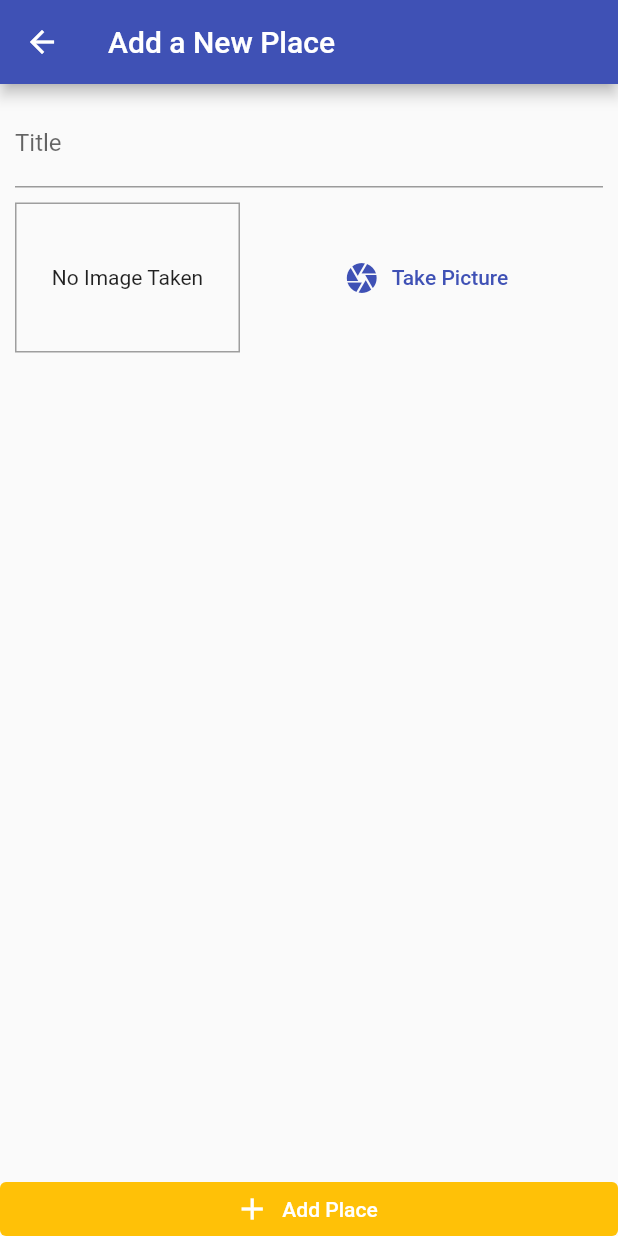
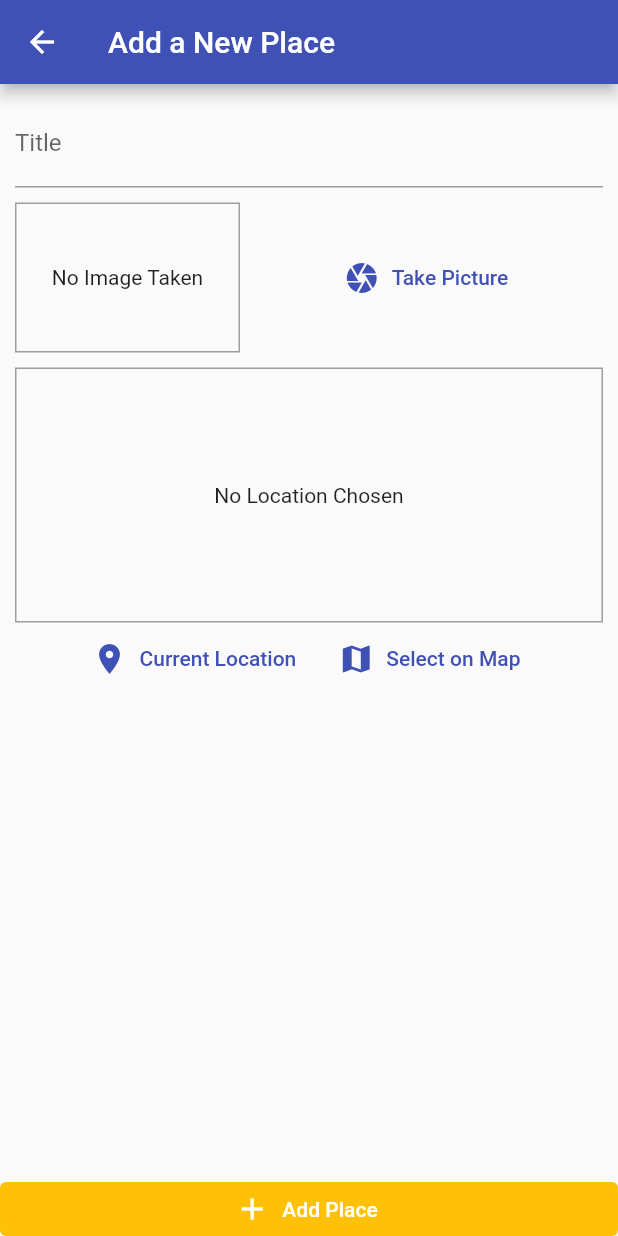
Before and after one commit to daopmdean/the-places, a Flutter app: the AddPlaceScreen screen opened by its route, on a phone screen of 412 x 824 dp. Run offline on Flutter 3.47's test engine with Material 2 defaults, Android fonts, the light colour scheme and no system bars; our stand-ins replace image_picker, location, sqflite; accounts and stored records are empty.

Commit message:
choose current location

```diff
--- /dev/null
+++ b/lib/helper/location_helper.dart
@@ -0,0 +1,13 @@
+import 'dart:io';
+
+final GOOGLE_API_KEY = Platform.environment['GOOGLE_API_KEY'];
+// String.fromEnvironment('GOOGLE_API_KEY');
+
+class LocationHelper {
+  static String getCurrentLocation({
+    required double lat,
+    required double long,
+  }) {
+    return 'https://maps.googleapis.com/maps/api/staticmap?center=&$lat,$long&zoom=14&size=600x300&maptype=roadmap&markers=color:red%7Clabel:H%7C$lat,$long&key=$GOOGLE_API_KEY';
+  }
+}
--- /dev/null
+++ b/lib/helper/secret.dart
@@ -0,0 +1 @@
+// 'AIzaSyAzM20vwcknz5eEQtvr1rOQkYTEGiV2v2E';
--- a/lib/screen/add_place_screen.dart
+++ b/lib/screen/add_place_screen.dart
@@ -4,6 +4,7 @@ import 'package:flutter/material.dart';
 import 'package:provider/provider.dart';
 import 'package:the_places/provider/great_places.dart';
 import 'package:the_places/widget/image_input.dart';
+import 'package:the_places/widget/location_input.dart';
 
 class AddPlaceScreen extends StatefulWidget {
   static const routeName = '/add-place';
@@ -50,10 +51,12 @@ class _AddPlaceScreenState extends State<AddPlaceScreen> {
                       decoration: const InputDecoration(labelText: 'Title'),
                       controller: _titleController,
                     ),
-                    const SizedBox(
-                      height: 10,
+                    const SizedBox(height: 10),
+                    ImageInput(
+                      onSelected: _selectImage,
                     ),
-                    ImageInput(onSelected: _selectImage),
+                    const SizedBox(height: 10),
+                    LocationInput(),
                   ],
                 ),
               ),
--- /dev/null
+++ b/lib/widget/location_input.dart
@@ -0,0 +1,72 @@
+import 'package:flutter/material.dart';
+import 'package:location/location.dart';
+import 'package:the_places/helper/location_helper.dart';
+
+class LocationInput extends StatefulWidget {
+  @override
+  _LocationInputState createState() => _LocationInputState();
+}
+
+class _LocationInputState extends State<LocationInput> {
+  String? _previewImageUrl;
+
+  @override
+  Widget build(BuildContext context) {
+    return Column(
+      children: <Widget>[
+        Container(
+          height: 170,
+          width: double.infinity,
+          alignment: Alignment.center,
+          decoration: BoxDecoration(
+            border: Border.all(width: 1, color: Colors.grey),
+          ),
+          child: _previewImageUrl == null
+              ? const Text(
+                  'No Location Chosen',
+                  textAlign: TextAlign.center,
+                )
+              : Image.network(
+                  _previewImageUrl!,
+                  fit: BoxFit.cover,
+                  width: double.infinity,
+                ),
+        ),
+        Row(
+          mainAxisAlignment: MainAxisAlignment.center,
+          children: <Widget>[
+            FlatButton.icon(
+              icon: const Icon(
+                Icons.location_on,
+              ),
+              label: const Text('Current Location'),
+              textColor: Theme.of(context).primaryColor,
+              onPressed: () {
+                _getCurrentUserLocation();
+              },
+            ),
+            FlatButton.icon(
+              icon: const Icon(
+                Icons.map,
+              ),
+              label: const Text('Select on Map'),
+              textColor: Theme.of(context).primaryColor,
+              onPressed: () {},
+            ),
+          ],
+        ),
+      ],
+    );
+  }
+
+  Future<void> _getCurrentUserLocation() async {
+    final location = await Location().getLocation();
+    final staticMapUrl = LocationHelper.getCurrentLocation(
+      lat: location.latitude!,
+      long: location.longitude!,
+    );
+    setState(() {
+      _previewImageUrl = staticMapUrl;
+    });
+  }
+}
--- a/pubspec.yaml
+++ b/pubspec.yaml
@@ -40,6 +40,7 @@ dependencies:
   path: ^1.8.0
   path_provider: ^2.0.9
   sqflite: ^2.0.2+1
+  location: ^4.3.0
 
 dev_dependencies:
   flutter_test:
```
Also changed, not shown: pubspec.lock, 3 other files.
